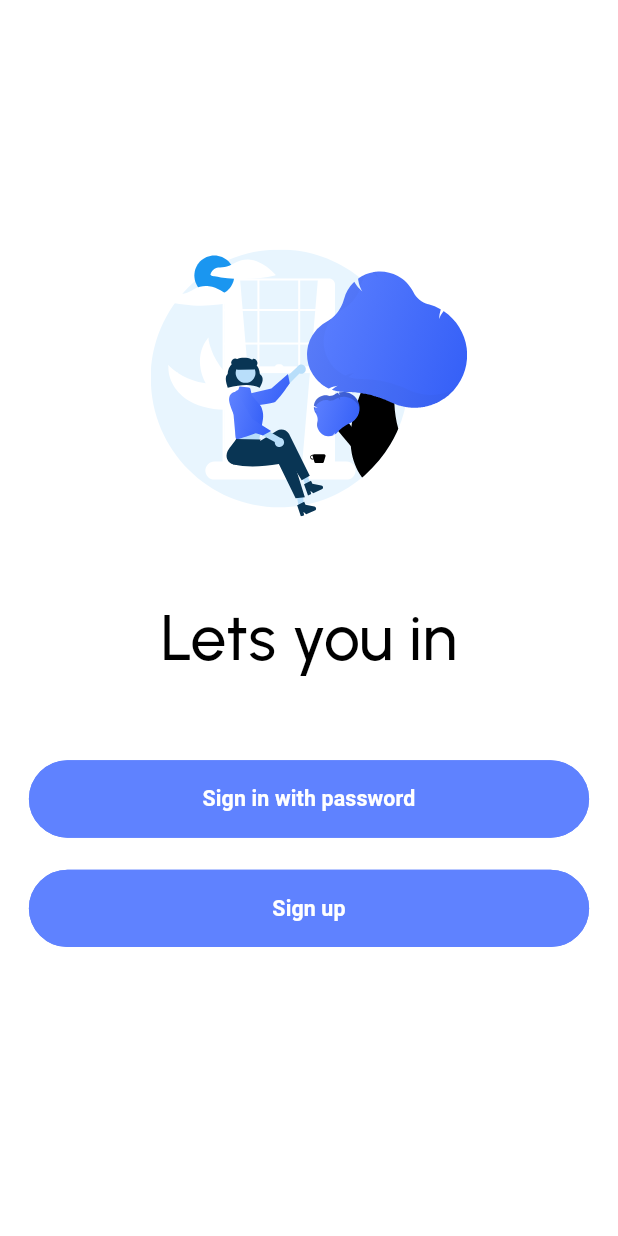
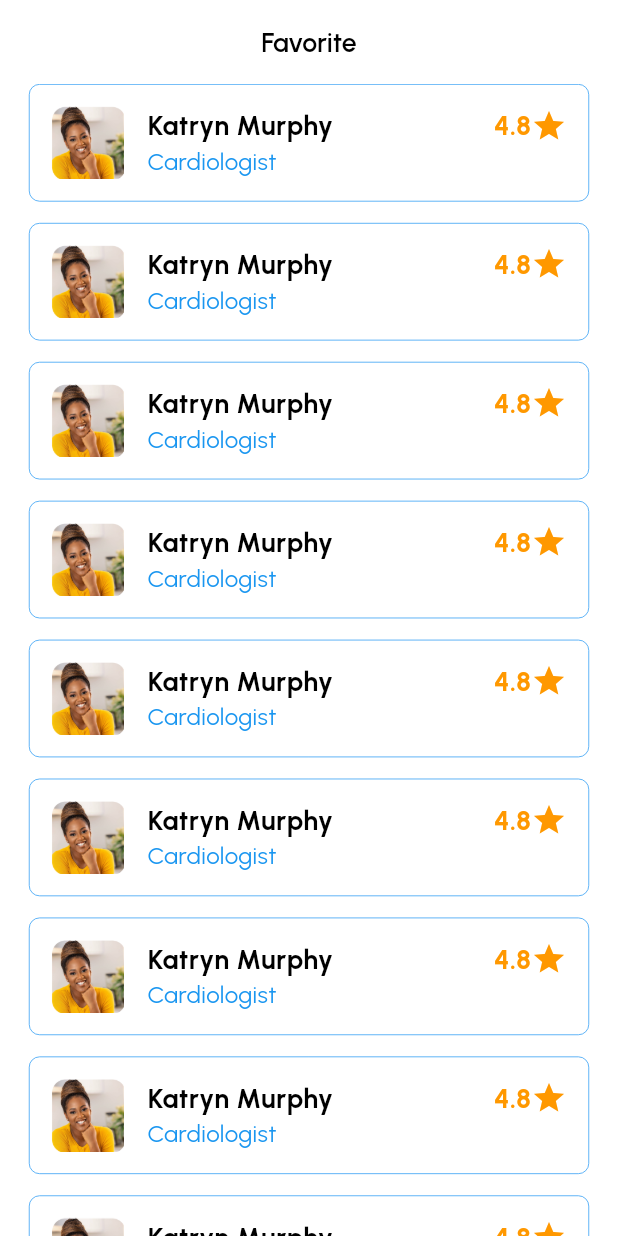
Before and after one commit to bdCalling-Sdt-hub/wyndok, a Flutter app: the screen it shows after launch, on a phone screen of 412 x 824 dp. Run offline on Flutter 3.47's test engine with Material 3 defaults, Android fonts, the phone set to English and light mode, and no system bars; our stand-ins replace flutter_local_notifications, flutter_rating_bar, flutter_screenutil, flutter_svg, fluttertoast, get and 7 more; missing offline and left inert: linear_progress_bar.

Commit message:
send review and favorite done

```diff
--- a/lib/core/app_routes.dart
+++ b/lib/core/app_routes.dart
@@ -1,5 +1,6 @@
 import 'package:get/get.dart';
 import 'package:wyndok/view/screen/no_role/onboarding_screen/onboarding_screen.dart';
+import 'package:wyndok/view/screen/patients/review/send_review.dart';
 
 import '../view/screen/no_role/auth/forgot password/create_password.dart';
 import '../view/screen/no_role/auth/forgot password/forgot_password.dart';
@@ -13,6 +14,7 @@ import '../view/screen/patients/Booking/my_booking_screen.dart';
 import '../view/screen/patients/Booking/select_data_time.dart';
 import '../view/screen/patients/categories/cotegorise_list.dart';
 import '../view/screen/patients/doctor/doctor_details_screen.dart';
+import '../view/screen/patients/favorite/favorite_screen.dart';
 import '../view/screen/patients/home/patients_home.dart';
 import '../view/screen/patients/message/chat_screen.dart';
 import '../view/screen/patients/message/message_screen.dart';
@@ -36,6 +38,8 @@ class AppRoutes {
   static const String myBooking = "/my_booking_screen.dart";
   static const String chat = "/chat_screen.dart";
   static const String message = "/message_screen.dart";
+  static const String sendReview = "/send_review.dart";
+  static const String favorite = "/favorite_screen.dart";
 
   static List<GetPage> routes = [
     GetPage(name: test, page: () => TestScreen()),
@@ -55,5 +59,7 @@ class AppRoutes {
     GetPage(name: myBooking, page: () => MyBookingScreen()),
     GetPage(name: chat, page: () => ChatListScreen()),
     GetPage(name: message, page: () => MessageScreen()),
+    GetPage(name: sendReview, page: () => SendReview()),
+    GetPage(name: favorite, page: () => FavoriteScreen()),
   ];
 }
--- a/lib/core/dependency_injection.dart
+++ b/lib/core/dependency_injection.dart
@@ -5,6 +5,7 @@ import '../controllers/patients/Book_appointment_controller.dart';
 import '../controllers/patients/home_controller.dart';
 import '../controllers/patients/message_controller.dart';
 import '../controllers/patients/my_booking_controller.dart';
+import '../controllers/send_review_controller.dart';
 
 class DependencyInjection extends Bindings {
   @override
@@ -14,5 +15,6 @@ class DependencyInjection extends Bindings {
     Get.lazyPut(() => BookAppointmentController(), fenix: true);
     Get.lazyPut(() => MyBookingController(), fenix: true);
     Get.lazyPut(() => MessageController(), fenix: true);
+    Get.lazyPut(() => SendReviewController(), fenix: true);
   }
 }
--- a/lib/languages/language.dart
+++ b/lib/languages/language.dart
@@ -82,6 +82,12 @@ class LocalConstants extends Translations {
           "Re-Book": "Re-Book",
           "Add Review": "Add Review",
           "Messages": "Messages",
+          "Ratings": "Ratings",
+          "What is your rate": "What is your rate?",
+          "Please share your opinion about the product":
+              "Please share your opinion about the product",
+          "Your review": "Your review",
+          "Send Review": "Send Review",
         },
       };
 }
--- a/lib/main.dart
+++ b/lib/main.dart
@@ -38,7 +38,7 @@ class MyApp extends StatelessWidget {
             PrefsHelper.localizationCountryCode),
         fallbackLocale: const Locale("en", "US"),
         theme: themeData,
-        initialRoute: AppRoutes.splash,
+        initialRoute: AppRoutes.favorite,
         getPages: AppRoutes.routes,
       ),
     );
--- a/lib/view/screen/patients/Booking/my_booking_screen.dart
+++ b/lib/view/screen/patients/Booking/my_booking_screen.dart
@@ -2,6 +2,7 @@ import 'package:flutter/material.dart';
 import 'package:flutter_screenutil/flutter_screenutil.dart';
 import 'package:get/get.dart';
 import 'package:wyndok/controllers/patients/my_booking_controller.dart';
+import 'package:wyndok/core/app_routes.dart';
 import 'package:wyndok/utils/app_images.dart';
 import 'package:wyndok/view/common_widgets/doctor/doctor_book_item.dart';
 
@@ -88,7 +89,8 @@ class _MyBookingScreenState extends State<MyBookingScreen>
                                 address: "Women's Health Clinic",
                                 leftButtonText: "Re-Book".tr,
                                 rightButtonText: "Add Review".tr,
-                                rightOnTap: () => print("kjfsd"),
+                                rightOnTap: () =>
+                                    Get.toNamed(AppRoutes.sendReview),
                                 leftOnTap: () => print("kjfsd"));
                           },
                         ),
--- a/lib/view/screen/patients/doctor/doctor_details_screen.dart
+++ b/lib/view/screen/patients/doctor/doctor_details_screen.dart
@@ -201,7 +201,7 @@ class DoctorDetailsScreen extends StatelessWidget {
               height: 16.h,
             ),
             SizedBox(
-              height: 135.h,
+              height: 140.h,
               child: ListView.builder(
                 itemCount: 6,
                 scrollDirection: Axis.horizontal,
--- /dev/null
+++ b/lib/view/screen/patients/favorite/favorite_screen.dart
@@ -0,0 +1,37 @@
+import 'package:flutter/material.dart';
+import 'package:flutter_screenutil/flutter_screenutil.dart';
+import 'package:get/get.dart';
+import 'package:wyndok/utils/app_images.dart';
+import 'package:wyndok/view/screen/patients/favorite/widget/favorite_list_item.dart';
+
+import '../../../common_widgets/text/custom_text.dart';
+
+class FavoriteScreen extends StatelessWidget {
+  const FavoriteScreen({super.key});
+
+  @override
+  Widget build(BuildContext context) {
+    return Scaffold(
+      appBar: AppBar(
+        centerTitle: true,
+        title: CustomText(
+          text: "Favorite".tr,
+          fontSize: 20.sp,
+          fontWeight: FontWeight.w600,
+        ),
+      ),
+      body: ListView.builder(
+        itemCount: 10,
+        padding: EdgeInsets.symmetric(horizontal: 20.w),
+        itemBuilder: (context, index) {
+          return FavoriteListItem(
+            image: AppImages.katryn,
+            name: "Katryn Murphy",
+            title: "Cardiologist",
+            rating: "4.8",
+          );
+        },
+      ),
+    );
+  }
+}
--- /dev/null
+++ b/lib/view/screen/patients/favorite/widget/favorite_list_item.dart
@@ -0,0 +1,79 @@
+import 'package:flutter/material.dart';
+import 'package:flutter_screenutil/flutter_screenutil.dart';
+import 'package:wyndok/utils/app_colors.dart';
+import 'package:wyndok/utils/app_images.dart';
+import 'package:wyndok/view/common_widgets/image/custom_image.dart';
+import 'package:wyndok/view/common_widgets/text/custom_text.dart';
+
+class FavoriteListItem extends StatelessWidget {
+  FavoriteListItem({
+    super.key,
+    required this.image,
+    required this.name,
+    required this.title,
+    required this.rating,
+  });
+
+  final String image;
+  final String name;
+  final String title;
+  final String rating;
+
+  @override
+  Widget build(BuildContext context) {
+    return Container(
+      padding: EdgeInsets.all(16.sp),
+      margin: EdgeInsets.only(
+        bottom: 16.sp,
+      ),
+      decoration: BoxDecoration(
+          border: Border.all(color: Colors.blue, width: 0.5.w),
+          borderRadius: BorderRadius.circular(8.r)),
+      child: Row(
+        children: [
+          CustomImage(
+            imageSrc: image,
+            height: 55.sp,
+            width: 55.sp,
+            imageType: ImageType.png,
+          ),
+          SizedBox(
+            width: 16.w,
+          ),
+          Expanded(
+              child: Column(
+            crossAxisAlignment: CrossAxisAlignment.start,
+            children: [
+              Row(
+                children: [
+                  CustomText(
+                    text: name,
+                    fontWeight: FontWeight.w700,
+                    fontSize: 20.sp,
+                  ),
+                  const Spacer(),
+                  CustomText(
+                    text: rating,
+                    color: AppColors.orange,
+                    fontWeight: FontWeight.w700,
+                    fontSize: 20.sp,
+                  ),
+                  const Icon(
+                    Icons.star,
+                    color: AppColors.orange,
+                  )
+                ],
+              ),
+              CustomText(
+                text: title,
+                fontWeight: FontWeight.w400,
+                fontSize: 18.sp,
+                color: AppColors.blueNormal,
+              ),
+            ],
+          ))
+        ],
+      ),
+    );
+  }
+}
--- a/pubspec.yaml
+++ b/pubspec.yaml
@@ -49,6 +49,8 @@ dependencies:
   pin_code_fields: ^8.0.1
   image_picker: ^1.0.7
   intl: ^0.18.1
+  flutter_rating_bar: ^4.0.1
+  linear_progress_bar: ^1.1.1
 
 
 dev_dependencies:
```
Also changed, not shown: lib/controllers/send_review_controller.dart (added, +18 -0 lines), lib/view/screen/patients/review/send_review.dart (added, +152 -0 lines), pubspec.lock, 1 other file.
